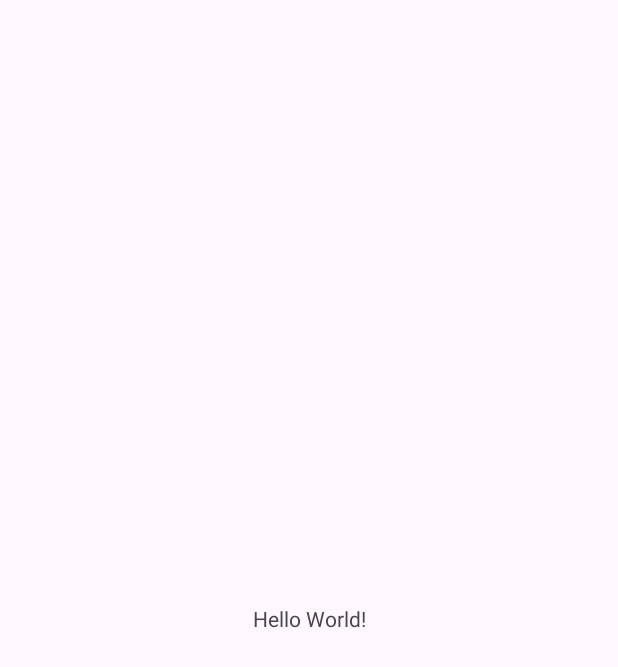
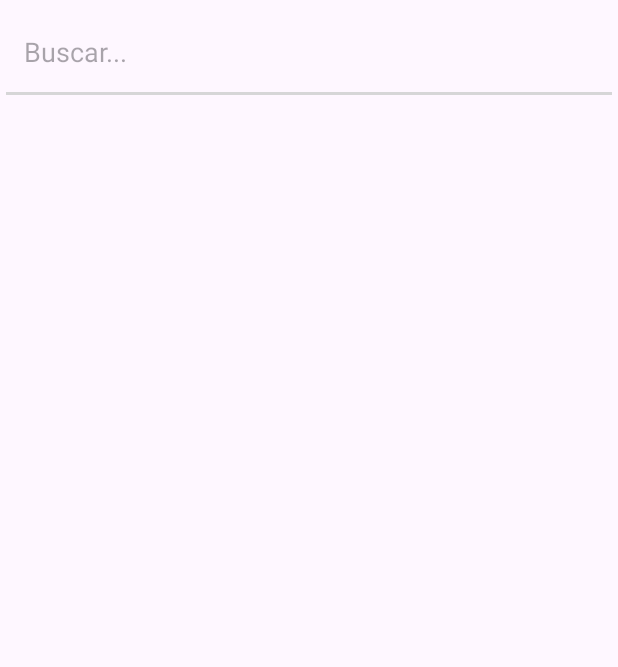
Before and after one commit to InakiSebastian/4V_ODS, an Android app: the screen it shows after launch (MainActivity), on a phone screen of 412 x 824 dp. Before the commit the part shown is almost empty. Shown: the top 667 px of the screen. Run offline under Robolectric (Android 15) with nearby library versions, the light colour scheme and no system bars.

Commit message:
Commit: swagger

```diff
--- a/ANDROID_4VODS/app/src/main/java/com/javierprado/android_4vods/Utils/c.java
+++ /dev/null
@@ -1,4 +0,0 @@
-package com.javierprado.android_4vods.Utils;
-
-public class c {
-}
--- a/ANDROID_4VODS/app/src/main/java/com/javierprado/android_4vods/activities/MainActivity.java
+++ b/ANDROID_4VODS/app/src/main/java/com/javierprado/android_4vods/activities/MainActivity.java
@@ -20,7 +20,7 @@ public class MainActivity extends AppCompatActivity {
         ViewCompat.setOnApplyWindowInsetsListener(findViewById(R.id.main), (v, insets) -> {
             Insets systemBars = insets.getInsets(WindowInsetsCompat.Type.systemBars());
             v.setPadding(systemBars.left, systemBars.top, systemBars.right, systemBars.bottom);
-                return insets;
+            return insets;
         });
     }
 }
--- a/ANDROID_4VODS/app/src/main/java/com/javierprado/android_4vods/adapters/a.java
+++ /dev/null
@@ -1,4 +0,0 @@
-package com.javierprado.android_4vods.adapters;
-
-public class a {
-}
--- a/ANDROID_4VODS/app/src/main/java/com/javierprado/android_4vods/models/b.java
+++ /dev/null
@@ -1,4 +0,0 @@
-package com.javierprado.android_4vods.models;
-
-public class b {
-}
--- a/ANDROID_4VODS/app/src/main/res/layout/activity_main.xml
+++ b/ANDROID_4VODS/app/src/main/res/layout/activity_main.xml
@@ -7,13 +7,26 @@
     android:layout_height="match_parent"
     tools:context=".activities.MainActivity">
 
-    <TextView
-        android:layout_width="wrap_content"
-        android:layout_height="wrap_content"
-        android:text="Hello World!"
-        app:layout_constraintBottom_toBottomOf="parent"
+        <EditText
+        android:id="@+id/busqueda"
+        android:layout_width="match_parent"
+        android:layout_height="70dp"
+        android:hint="@string/buscar"
+        android:inputType="text"
+        android:paddingStart="16dp"
+        android:paddingEnd="16dp"
+        android:singleLine="false"
+        android:backgroundTint="@color/sombras_bordes"
         app:layout_constraintEnd_toEndOf="parent"
         app:layout_constraintStart_toStartOf="parent"
         app:layout_constraintTop_toTopOf="parent" />
 
+        <androidx.recyclerview.widget.RecyclerView
+        android:id="@+id/recyclerView"
+        android:layout_width="match_parent"
+        android:layout_height="wrap_content"
+        android:layout_marginTop="12dp"
+        app:layout_constraintStart_toStartOf="parent"
+        app:layout_constraintTop_toBottomOf="@+id/busqueda" />
+
 </androidx.constraintlayout.widget.ConstraintLayout>
--- a/ANDROID_4VODS/app/src/main/res/values/strings.xml
+++ b/ANDROID_4VODS/app/src/main/res/values/strings.xml
@@ -1,3 +1,4 @@
 <resources>
     <string name="app_name">ANDROID_4VODS</string>
+    <string name="buscar">Buscar...</string>
 </resources>
```
Also changed, not shown: 1 other file.
